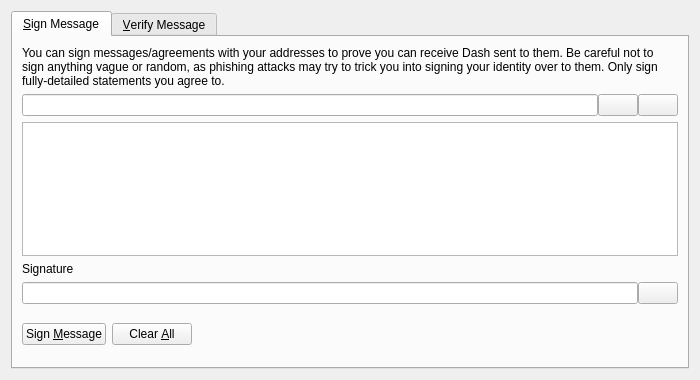
Qt form src/qt/forms/signverifymessagedialog.ui (OmegaBlockchain/omegacoin) before a commit.
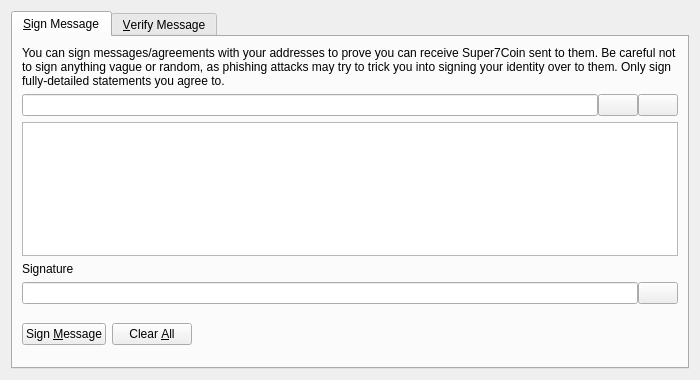
The same form after that commit. Custom widgets are drawn as their Qt base class.

What changed in the file:
```diff
--- a/src/qt/forms/signverifymessagedialog.ui
+++ b/src/qt/forms/signverifymessagedialog.ui
@@ -30,7 +30,7 @@
        <item>
         <widget class="QLabel" name="infoLabel_SM">
          <property name="text">
-          <string>You can sign messages/agreements with your addresses to prove you can receive Dash sent to them. Be careful not to sign anything vague or random, as phishing attacks may try to trick you into signing your identity over to them. Only sign fully-detailed statements you agree to.</string>
+          <string>You can sign messages/agreements with your addresses to prove you can receive Super7Coin sent to them. Be careful not to sign anything vague or random, as phishing attacks may try to trick you into signing your identity over to them. Only sign fully-detailed statements you agree to.</string>
          </property>
          <property name="textFormat">
           <enum>Qt::PlainText</enum>
```
Left out of the diff: 10 changed lines with no effect on the pictures.
